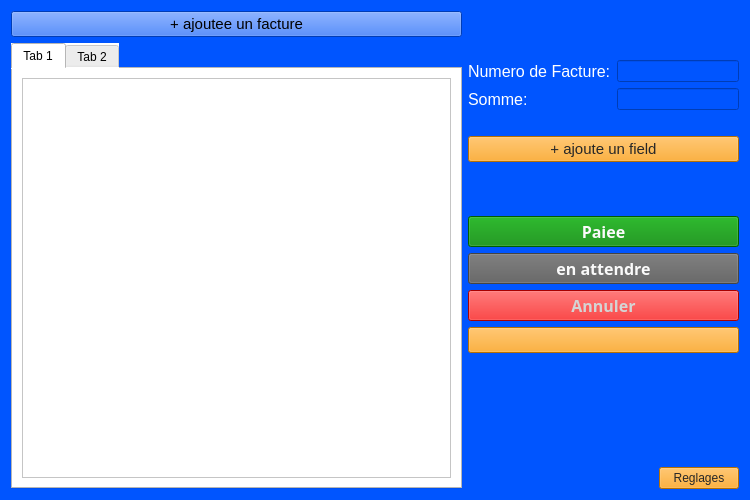
Above: facturis/ui/custom_facture.ui from nerevarinee/Facturios-V2 before the change. Below: the same form after it.
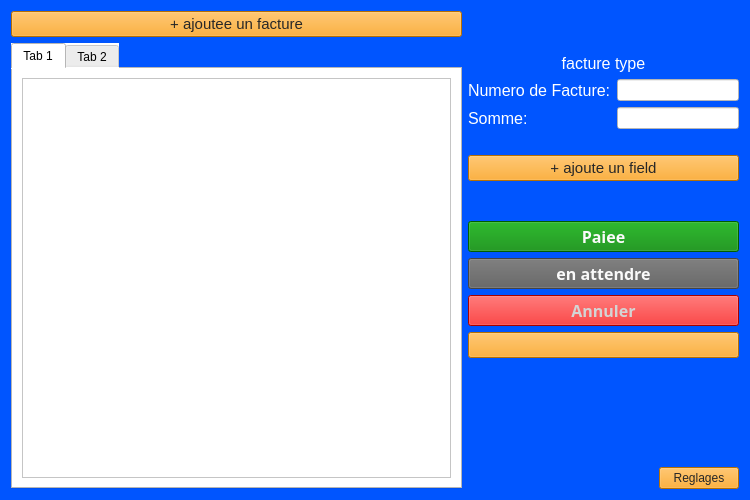
That is the form after the change. Icons and pictures are not drawn.

Diff of the .ui file:
```diff
--- a/facturis/ui/custom_facture.ui
+++ b/facturis/ui/custom_facture.ui
@@ -35,7 +35,7 @@
         </font>
        </property>
        <property name="styleSheet">
-        <string notr="true"/>
+        <string notr="true">color:rgb(39, 39, 39); background-color:rgb(255, 155, 3);</string>
        </property>
        <property name="text">
         <string>+ ajoutee un facture</string>
@@ -93,6 +93,24 @@
        </property>
       </spacer>
      </item>
+     <item>
+      <widget class="QLabel" name="factureTypeLabel">
+       <property name="font">
+        <font>
+         <pointsize>12</pointsize>
+        </font>
+       </property>
+       <property name="styleSheet">
+        <string>color:white</string>
+       </property>
+       <property name="text">
+        <string>facture type</string>
+       </property>
+       <property name="alignment">
+        <set>Qt::AlignCenter</set>
+       </property>
+      </widget>
+     </item>
      <item>
       <layout class="QFormLayout" name="formLayout">
        <item row="0" column="0">
@@ -111,7 +129,11 @@
         </widget>
        </item>
        <item row="0" column="1">
-        <widget class="QLineEdit" name="numFactureField"/>
+        <widget class="QLineEdit" name="numFactureField">
+         <property name="styleSheet">
+          <string notr="true">background-color:rgb(255, 255, 255)</string>
+         </property>
+        </widget>
        </item>
        <item row="1" column="0">
         <widget class="QLabel" name="label_2">
@@ -129,7 +151,11 @@
         </widget>
        </item>
        <item row="1" column="1">
-        <widget class="QLineEdit" name="sommeField"/>
+        <widget class="QLineEdit" name="sommeField">
+         <property name="styleSheet">
+          <string notr="true">background-color:rgb(255, 255, 255)</string>
+         </property>
+        </widget>
        </item>
       </layout>
      </item>
```
Left out of the diff: 2 changed lines with no effect on the pictures.
